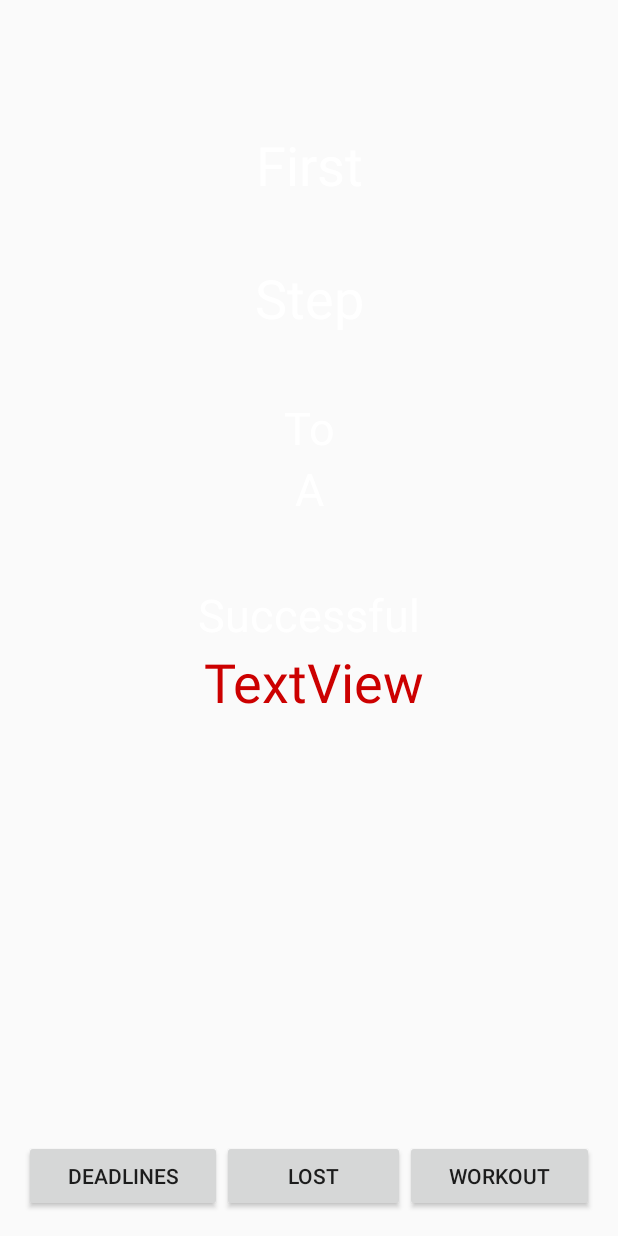
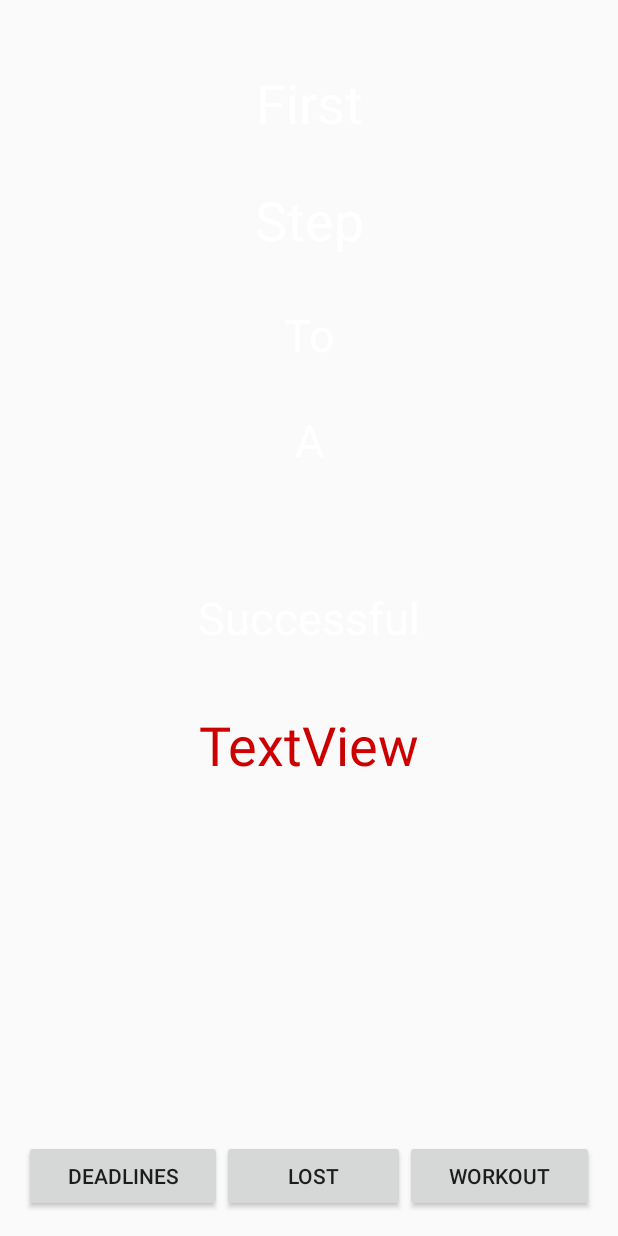
Before and after one commit to Sarthak-Patel/NewLyfe, an Android app: the layout content_intro.xml on its own in the app's theme, with its tools: preview values and no code run, on a phone screen of 412 x 824 dp. Run offline under Robolectric (Android 15) with nearby library versions, the phone set to English and light mode, and no system bars.

Commit message:
fixed intro screen

```diff
--- a/app/src/main/res/layout/content_intro.xml
+++ b/app/src/main/res/layout/content_intro.xml
@@ -48,13 +48,35 @@
 
     </LinearLayout>
 
-    <LinearLayout
-        android:orientation="vertical"
+    <TextView
+        android:text="Step"
         android:layout_width="match_parent"
-        android:layout_height="match_parent"
+        android:layout_height="wrap_content"
+        android:layout_marginTop="29dp"
+        android:id="@+id/Step"
+        tools:text="Step"
+        android:contentDescription="SecondParagraph"
+        android:textColor="@android:color/white"
+        android:textSize="36sp"
+        android:textAlignment="center"
+        android:layout_below="@+id/First"
         android:layout_alignParentLeft="true"
-        android:layout_alignParentStart="true"
-        android:layout_alignParentBottom="true">
+        android:layout_alignParentStart="true" />
+
+    <TextView
+        android:text="To"
+        android:layout_width="match_parent"
+        android:layout_height="wrap_content"
+        android:layout_marginTop="32dp"
+        android:id="@+id/To"
+        tools:text="To"
+        android:contentDescription="Three"
+        android:textColor="@android:color/white"
+        android:textSize="30sp"
+        android:textAlignment="center"
+        android:layout_below="@+id/Step"
+        android:layout_alignParentLeft="true"
+        android:layout_alignParentStart="true" />
 
     <TextView
         android:text="First"
@@ -69,38 +91,22 @@
         android:textSize="36sp"
         android:textAllCaps="false"
         android:textAlignment="center"
-            android:layout_marginTop="69dp"
         android:layout_alignParentTop="true"
         android:layout_alignParentLeft="true"
-            android:layout_alignParentStart="true" />
+        android:layout_alignParentStart="true"
+        android:layout_marginTop="28dp" />
 
     <TextView
-            android:text="Step"
+        android:text="Successful"
         android:layout_width="match_parent"
         android:layout_height="wrap_content"
-            android:layout_marginTop="40dp"
-            android:id="@+id/Step"
-            tools:text="Step"
-            android:contentDescription="SecondParagraph"
+        android:id="@+id/Successful"
         android:textColor="@android:color/white"
-            android:textSize="36sp"
-            android:textAlignment="center"
-            android:layout_below="@+id/First"
-            android:layout_alignParentLeft="true"
-            android:layout_alignParentStart="true" />
-
-        <TextView
-            android:text="To"
-            android:layout_width="match_parent"
-            android:layout_height="wrap_content"
-            android:layout_marginTop="42dp"
-            android:id="@+id/To"
-            tools:text="To"
-            android:contentDescription="Three"
-            android:textColor="@android:color/white"
+        tools:text="Successful"
+        android:contentDescription="Four"
         android:textSize="30sp"
         android:textAlignment="center"
-            android:layout_below="@+id/Step"
+        android:layout_centerVertical="true"
         android:layout_alignParentLeft="true"
         android:layout_alignParentStart="true" />
 
@@ -112,41 +118,23 @@
         android:textColor="@android:color/white"
         android:textSize="30sp"
         android:textAlignment="center"
-            android:layout_alignParentBottom="true"
+        android:layout_below="@+id/To"
         android:layout_alignParentLeft="true"
-            android:layout_alignParentStart="true" />
-
-        <TextView
-            android:text="Successful"
-            android:layout_width="match_parent"
-            android:layout_height="wrap_content"
-            android:layout_marginTop="43dp"
-            android:id="@+id/Successful"
-            android:textColor="@android:color/white"
-            tools:text="Successful"
-            android:contentDescription="Four"
-            android:textSize="30sp"
-            android:textAlignment="center"
-            android:layout_below="@+id/ToA"
-            android:layout_alignParentLeft="true"
-            android:layout_alignParentStart="true" />
+        android:layout_alignParentStart="true"
+        android:layout_marginTop="29dp" />
 
     <TextView
         android:text="TextView"
-            android:layout_width="387dp"
+        android:layout_width="match_parent"
         android:layout_height="wrap_content"
         android:id="@+id/VariableTextView"
         android:textColor="@android:color/holo_red_dark"
         android:contentDescription="TimeofDay"
         android:textSize="36sp"
         android:textAlignment="center"
-            android:layout_above="@+id/linearLayout3"
-            android:layout_alignParentRight="true"
-            android:layout_alignParentEnd="true"
-            android:layout_marginRight="140dp"
-            android:layout_marginEnd="140dp"
-            android:layout_marginBottom="70dp" />
-
-    </LinearLayout>
+        android:layout_marginTop="40dp"
+        android:layout_below="@+id/Successful"
+        android:layout_alignParentLeft="true"
+        android:layout_alignParentStart="true" />
 
 </RelativeLayout>
```
Lines whose indentation alone changed are shown as unchanged.
